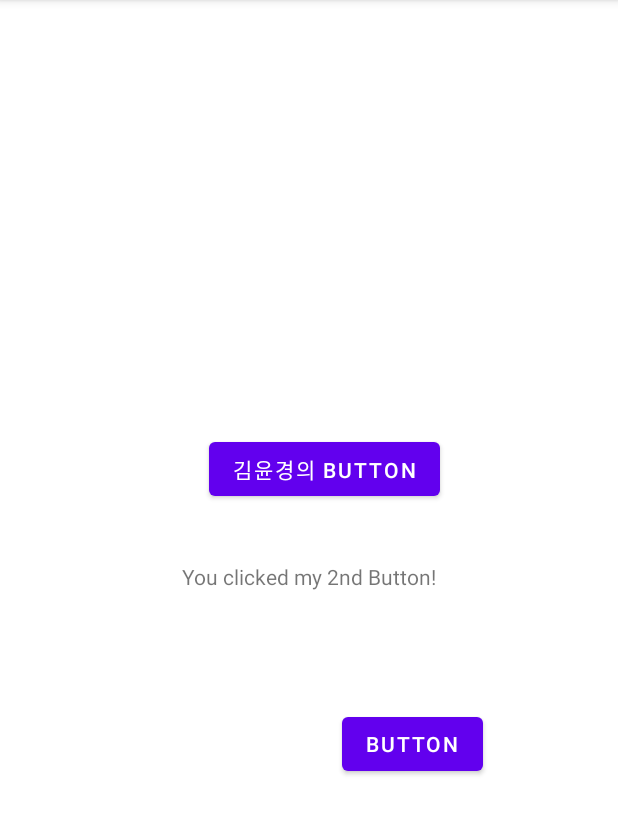
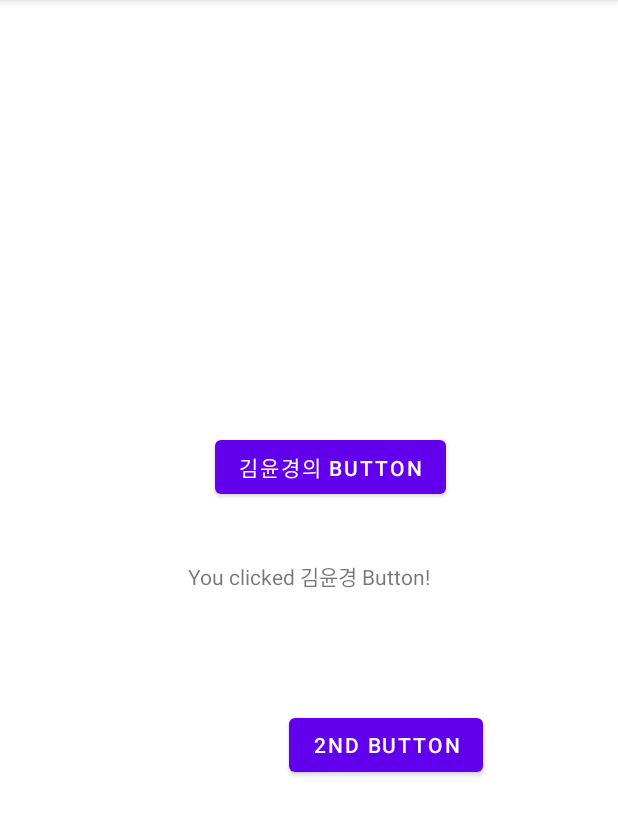
Before and after one commit to amilily0710/ButtonWilnnerClass, an Android app: the screen it shows after launch (MainActivity), after a tap on "김윤경의 BUTTON", on a phone screen of 412 x 824 dp, the part 84-920 px from its top. Run offline under Robolectric (Android 15) with nearby library versions, the phone set to English and light mode, and no system bars.

Commit message:
one listener for two button

```diff
--- a/app/src/main/java/com/example/buttonwilnnerclass/MainActivity.java
+++ b/app/src/main/java/com/example/buttonwilnnerclass/MainActivity.java
@@ -19,7 +19,8 @@ public class MainActivity extends AppCompatActivity {
         mTextView1 = findViewById((R.id.textView1));
 
         mButton1.setOnClickListener(new MyOnClickListener());
-        mButton1.setOnClickListener(new MyOnClickListener2());
+        mButton2.setOnClickListener(new MyOnClickListener());
+
 
     }
 
@@ -28,16 +29,13 @@ public class MainActivity extends AppCompatActivity {
 
         @Override
         public void onClick(View v) {
-
-          mTextView1.setText("You clicked 김윤경 Button!");
+          switch (v.getId()){
+              case R.id.button1 : mTextView1.setText("You clicked 김윤경 Button!");
+              break;
+              case R.id.button2 : mTextView1.setText("You clicked my 2nd Button!");
+              break;
+              default:
+                  break;
         }
-    }
-
-
-    private class MyOnClickListener2 implements View.OnClickListener {
-        @Override
-        public void onClick(View v) {
-            mTextView1.setText("You clicked my 2nd Button!");
-        }
-    }
+    }}
 }
--- a/app/src/main/res/layout/activity_main.xml
+++ b/app/src/main/res/layout/activity_main.xml
@@ -34,7 +34,7 @@
         android:layout_marginTop="78dp"
         android:layout_marginEnd="90dp"
         android:layout_marginRight="90dp"
-        android:text="Button"
+        android:text="2nd Button"
         app:layout_constraintEnd_toEndOf="parent"
         app:layout_constraintTop_toBottomOf="@+id/textView1" />
 
```
